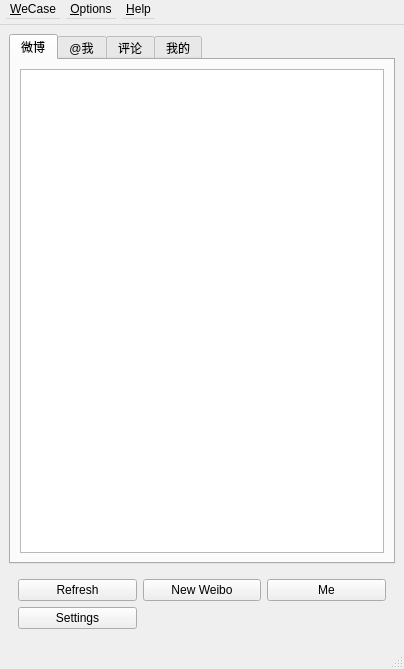
First picture: the form in ui/MainWindow.ui, repository WeCase/WeCase, before the edit.
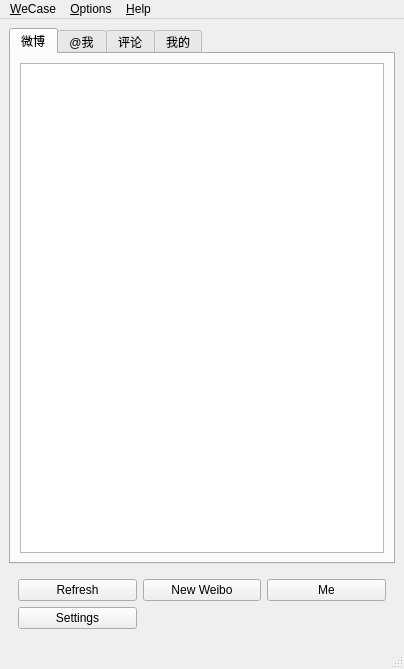
Second picture: the form after the edit. Icons and pictures are not drawn.

Commit message: 修正了unity下菜单栏重叠的问题

```diff
--- a/ui/MainWindow.ui
+++ b/ui/MainWindow.ui
@@ -143,7 +143,7 @@
      <x>0</x>
      <y>0</y>
      <width>404</width>
-     <height>25</height>
+     <height>26</height>
     </rect>
    </property>
    <property name="sizePolicy">
@@ -155,7 +155,7 @@
    <property name="minimumSize">
     <size>
      <width>0</width>
-     <height>25</height>
+     <height>0</height>
     </size>
    </property>
    <property name="defaultUp">
```
Left out of the diff: 10 changed lines with no effect on the pictures. The commit also changes 1 other file.
